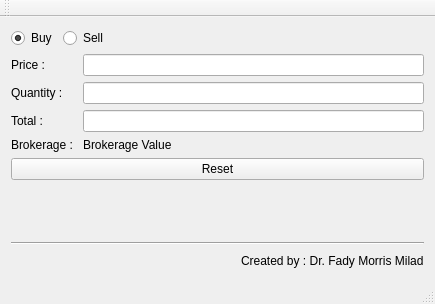
This is stockcalculator.ui in FadyMorris/stock-calculator as Qt 5 draws it before an edit. The edited form follows.
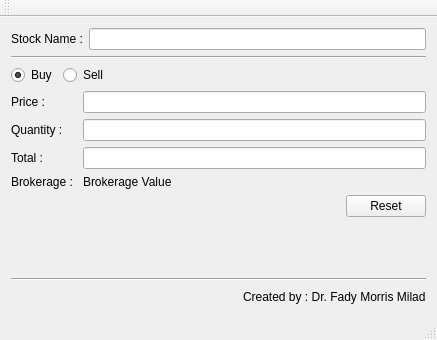
This is the edited form.

Commit message: Added Stock name textbox

Diff of the .ui file:
```diff
--- a/stockcalculator.ui
+++ b/stockcalculator.ui
@@ -6,15 +6,43 @@
    <rect>
     <x>0</x>
     <y>0</y>
-    <width>435</width>
-    <height>304</height>
+    <width>437</width>
+    <height>340</height>
    </rect>
   </property>
   <property name="windowTitle">
    <string>StockCalculator</string>
   </property>
   <widget class="QWidget" name="centralWidget">
-   <layout class="QVBoxLayout" name="verticalLayout_4">
+   <layout class="QVBoxLayout" name="verticalLayout">
+    <item>
+     <layout class="QFormLayout" name="formLayout_3">
+      <item row="0" column="0">
+       <widget class="QLabel" name="label_name">
+        <property name="text">
+         <string>Stock Name :</string>
+        </property>
+       </widget>
+      </item>
+      <item row="0" column="1">
+       <widget class="QLineEdit" name="lineEdit">
+        <property name="font">
+         <font>
+          <weight>50</weight>
+          <bold>false</bold>
+         </font>
+        </property>
+       </widget>
+      </item>
+     </layout>
+    </item>
+    <item>
+     <widget class="Line" name="line_2">
+      <property name="orientation">
+       <enum>Qt::Horizontal</enum>
+      </property>
+     </widget>
+    </item>
     <item>
      <layout class="QHBoxLayout" name="horizontalLayout">
       <item>
@@ -113,11 +141,28 @@
      </layout>
     </item>
     <item>
-     <widget class="QPushButton" name="pushButton_reset">
-      <property name="text">
-       <string>Reset</string>
-      </property>
-     </widget>
+     <layout class="QHBoxLayout" name="horizontalLayout_2">
+      <item>
+       <spacer name="horizontalSpacer_3">
+        <property name="orientation">
+         <enum>Qt::Horizontal</enum>
+        </property>
+        <property name="sizeHint" stdset="0">
+         <size>
+          <width>40</width>
+          <height>20</height>
+         </size>
+        </property>
+       </spacer>
+      </item>
+      <item>
+       <widget class="QPushButton" name="pushButton_reset">
+        <property name="text">
+         <string>Reset</string>
+        </property>
+       </widget>
+      </item>
+     </layout>
     </item>
     <item>
      <spacer name="verticalSpacer">
@@ -126,8 +171,8 @@
       </property>
       <property name="sizeHint" stdset="0">
        <size>
-        <width>20</width>
-        <height>40</height>
+        <width>17</width>
+        <height>1</height>
        </size>
       </property>
      </spacer>
```
Left out of the diff: 2 changed lines with no effect on the pictures.
